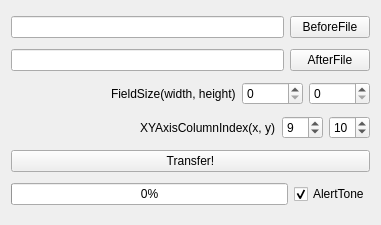
Old version of the form mainwindow.ui in the repository okdshin/QFieldTransfer.
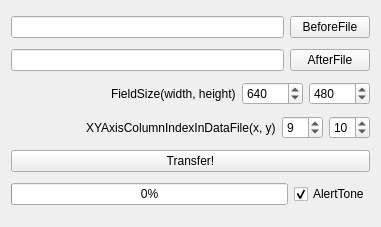
New version of the form.

```diff
--- a/mainwindow.ui
+++ b/mainwindow.ui
@@ -7,7 +7,7 @@
     <x>0</x>
     <y>0</y>
     <width>381</width>
-    <height>225</height>
+    <height>227</height>
    </rect>
   </property>
   <property name="windowTitle">
@@ -93,6 +93,9 @@
         <property name="maximum">
          <number>99999</number>
         </property>
+        <property name="value">
+         <number>640</number>
+        </property>
        </widget>
       </item>
       <item>
@@ -106,6 +109,9 @@
         <property name="maximum">
          <number>99999</number>
         </property>
+        <property name="value">
+         <number>480</number>
+        </property>
        </widget>
       </item>
      </layout>
@@ -128,7 +134,7 @@
       <item>
        <widget class="QLabel" name="label_2">
         <property name="text">
-         <string>XYAxisColumnIndex(x, y)</string>
+         <string>XYAxisColumnIndexInDataFile(x, y)</string>
         </property>
        </widget>
       </item>
```
Left out of the diff: 11 changed lines with no effect on the pictures.
